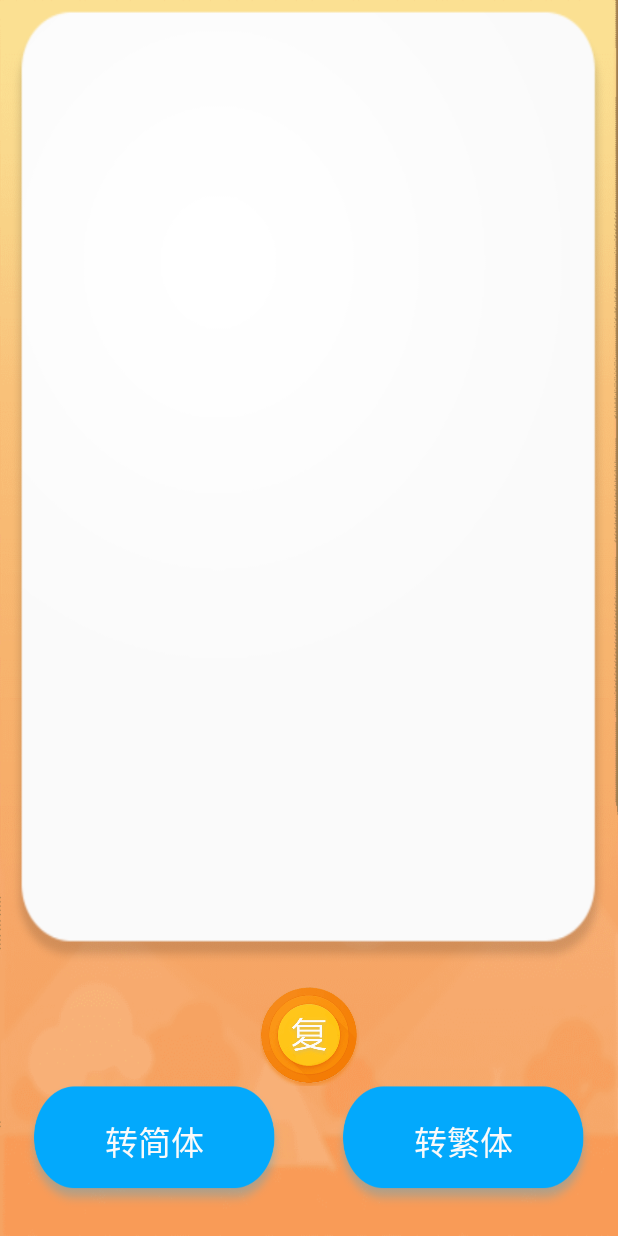
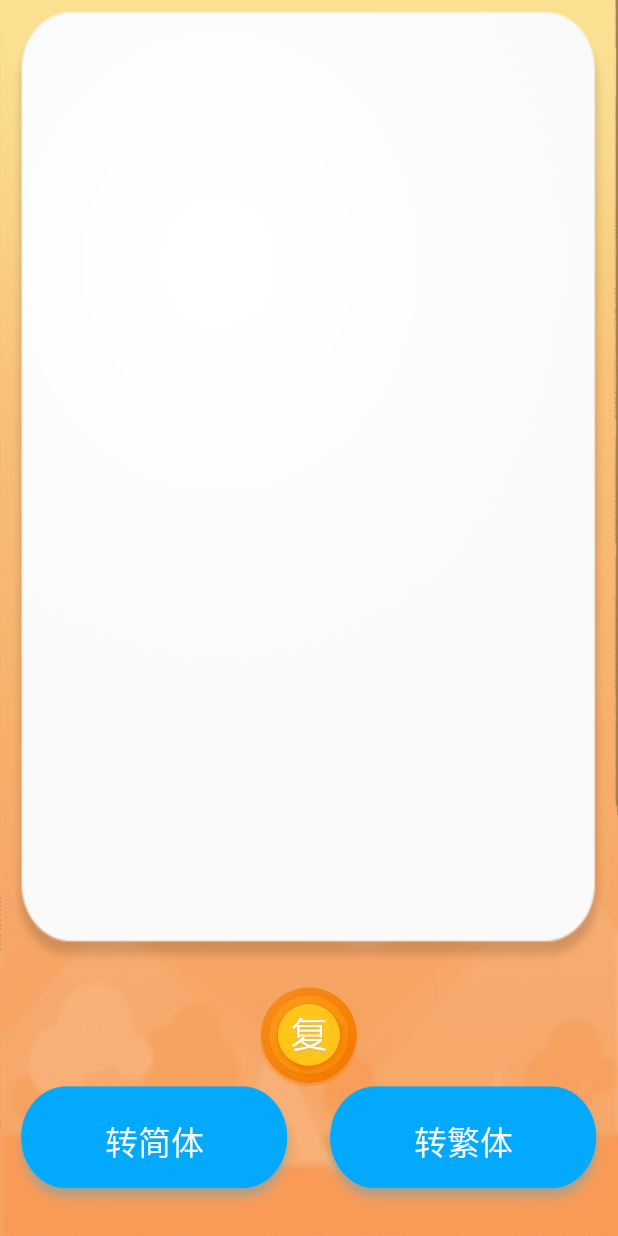
Before and after one commit to hbj514200/fanti, an Android app: the screen it shows after launch (MainActivity), after a tap on an icon or button, on a phone screen of 412 x 824 dp. Run offline under Robolectric (Android 15) with nearby library versions, the phone set to English and light mode, and no system bars; our stand-ins replace AdMob.

```diff
--- a/app/build.gradle
+++ b/app/build.gradle
@@ -23,9 +23,11 @@ dependencies {
     compile fileTree(dir: 'libs', include: ['*.jar'])
     testCompile 'junit:junit:4.12'
     compile files('libs/jcc-bate-0.7.3.jar')
-    compile files('libs/YoumiSdk_v6.2.2_2016-08-16.jar')
     compile 'com.android.support:appcompat-v7:24.2.0'
     compile 'com.google.firebase:firebase-core:9.4.0'
+    compile 'com.google.android.gms:play-services-ads:9.4.0'
+    compile 'com.google.firebase:firebase-ads:9.4.0'
 }
 
+
 apply plugin: 'com.google.gms.google-services'
--- a/app/src/main/java/com/qq/qzone/a1336892373/fantai/MainActivity.java
+++ b/app/src/main/java/com/qq/qzone/a1336892373/fantai/MainActivity.java
@@ -12,22 +12,23 @@ import android.widget.Button;
 import android.widget.EditText;
 import android.widget.ImageView;
 import android.widget.Toast;
-import com.google.firebase.analytics.FirebaseAnalytics;
-import net.youmi.android.normal.spot.SpotManager;
+import com.google.android.gms.ads.AdListener;
+import com.google.android.gms.ads.AdRequest;
+import com.google.android.gms.ads.InterstitialAd;
 
 public class MainActivity extends Activity implements View.OnClickListener {
 
     private Button jButton;
     private Button fButton;
+    InterstitialAd mInterstitialAd;
     private EditText editText;
     private ImageView yuanbutton;
     private int yuanflag = 1;
-    private FirebaseAnalytics mFirebaseAnalytics;
+    private int adflag = 0;
     Handler myhandler = new Handler(Looper.getMainLooper()) {
         @Override
         public void handleMessage(Message msg) {
-            SpotManager.getInstance(MainActivity.this).setSpotOrientation(SpotManager.ORIENTATION_PORTRAIT);
-            SpotManager.getInstance(MainActivity.this).showSpotAds(MainActivity.this);
+            adflag = 1;
             super.handleMessage(msg);
         }
     };
@@ -45,18 +46,18 @@ public class MainActivity extends Activity implements View.OnClickListener {
         jButton.setOnClickListener(this);
         fButton.setOnClickListener(this);
         yuanbutton.setOnClickListener(this);
-        mFirebaseAnalytics = FirebaseAnalytics.getInstance(this);
+        admob();
 
         new Thread(new Runnable() {
             @Override
             public void run() {
-                try { Thread.sleep(40000); } catch (Exception e) { }
+                try { Thread.sleep(10000); } catch (Exception e) { }
                 myhandler.sendMessage( new Message() );
-                try { Thread.sleep(300000); } catch (Exception e) { }
+                try { Thread.sleep(200000); } catch (Exception e) { }
                 myhandler.sendMessage( new Message() );
-                try { Thread.sleep(600000); } catch (Exception e) { }
+                try { Thread.sleep(200000); } catch (Exception e) { }
                 myhandler.sendMessage( new Message() );
-                try { Thread.sleep(600000); } catch (Exception e) { }
+                try { Thread.sleep(200000); } catch (Exception e) { }
                 myhandler.sendMessage( new Message() );
             }
         }).start();
@@ -68,11 +69,14 @@ public class MainActivity extends Activity implements View.OnClickListener {
         switch (v.getId()) {
             case R.id.jbutton:
                 editText.setText(tools.tofanti(editText.getText().toString()));
+                zhanshi();
                 break;
             case R.id.fbutton:
                 editText.setText(tools.tojianti(editText.getText().toString()));
+                zhanshi();
                 break;
             case R.id.yuanbutton:
+                zhanshi();
                 if (yuanflag % 2 == 1) {
                     yuanbutton.setImageResource(R.drawable.yuanbutton2);
                     ClipboardManager cm = (ClipboardManager) getSystemService(Context.CLIPBOARD_SERVICE);
@@ -92,4 +96,29 @@ public class MainActivity extends Activity implements View.OnClickListener {
         }
     }
 
+    private void zhanshi(){
+        if (adflag==1 && mInterstitialAd.isLoaded()){
+            mInterstitialAd.show();
+            adflag = 0;
+        }
+    }
+    private void admob(){
+        mInterstitialAd = new InterstitialAd(this);
+        mInterstitialAd.setAdUnitId("ca-app-pub-6630898560544189/3871700555");
+
+        mInterstitialAd.setAdListener(new AdListener() {
+            @Override
+            public void onAdClosed() {
+                requestNewInterstitial();
+            }
+        });
+        requestNewInterstitial();
+    }
+    private void requestNewInterstitial() {
+        AdRequest adRequest = new AdRequest.Builder()
+                .addTestDevice("SEE_YOUR_LOGCAT_TO_GET_YOUR_DEVICE_ID")
+                .build();
+        mInterstitialAd.loadAd(adRequest);
+    }
+
 }
--- a/app/src/main/java/com/qq/qzone/a1336892373/fantai/welcomeActivity.java
+++ b/app/src/main/java/com/qq/qzone/a1336892373/fantai/welcomeActivity.java
@@ -10,14 +10,15 @@ import android.os.Handler;
 import android.os.Looper;
 import android.os.Message;
 import android.support.v4.app.NotificationCompat;
-import net.youmi.android.AdManager;
+import com.google.firebase.analytics.FirebaseAnalytics;
 
 public class welcomeActivity extends Activity {
 
+    private FirebaseAnalytics mFirebaseAnalytics;
     Handler myhandler = new Handler(Looper.getMainLooper()) {
         @Override
         public void handleMessage(Message msg) {
-            AdManager.getInstance(welcomeActivity.this).init("f7d0a530280e2100", "194a307243eb6ae2", true, true);
+            mFirebaseAnalytics = FirebaseAnalytics.getInstance(welcomeActivity.this);
             sendNotification();
         }
     };
@@ -53,7 +54,7 @@ public class welcomeActivity extends Activity {
         PendingIntent pendingIntent = PendingIntent.getActivity(welcomeActivity.this, 0, intent, PendingIntent.FLAG_ONE_SHOT);
 
         NotificationCompat.Builder notificationBuilder = new NotificationCompat.Builder(welcomeActivity.this)
-                .setSmallIcon(R.drawable.ic_launcher)
+                .setSmallIcon(R.mipmap.ic_launcher)
                 .setContentTitle(getResources().getString(R.string.push_title))
                 .setContentText(getResources().getString(R.string.push_content))
                 .setContentIntent(pendingIntent);
--- a/app/src/main/res/layout/activity_main.xml
+++ b/app/src/main/res/layout/activity_main.xml
@@ -39,6 +39,7 @@
         android:orientation="horizontal"
         android:layout_marginBottom="10dp">
         <Button
+            style="?android:attr/buttonBarButtonStyle"
             android:id="@+id/jbutton"
             android:textSize="22sp"
             android:textColor="#FAFAFA"
@@ -47,10 +48,9 @@
             android:paddingBottom="5dp"
             android:layout_width="0dp"
             android:layout_weight="1"
-            android:layout_marginLeft="10dp"
-            android:layout_marginRight="10dp"
             android:layout_height="wrap_content" />
         <Button
+            style="?android:attr/buttonBarButtonStyle"
             android:id="@+id/fbutton"
             android:paddingBottom="5dp"
             android:textSize="22sp"
@@ -58,8 +58,6 @@
             android:background="@drawable/long_button"
             android:text="@string/zhuanfan"
             android:layout_width="0dp"
-            android:layout_marginLeft="10dp"
-            android:layout_marginRight="10dp"
             android:layout_weight="1"
             android:layout_height="wrap_content" />
     </LinearLayout>
```
Also changed, not shown: app/src/main/AndroidManifest.xml (+2 -21 lines), app/libs/YoumiSdk_v6.2.2_2016-08-16.jar (deleted), app/src/main/res/mipmap/ic_launcher.png (renamed from app/src/main/res/drawable/ic_launcher.png), 3 other files.
